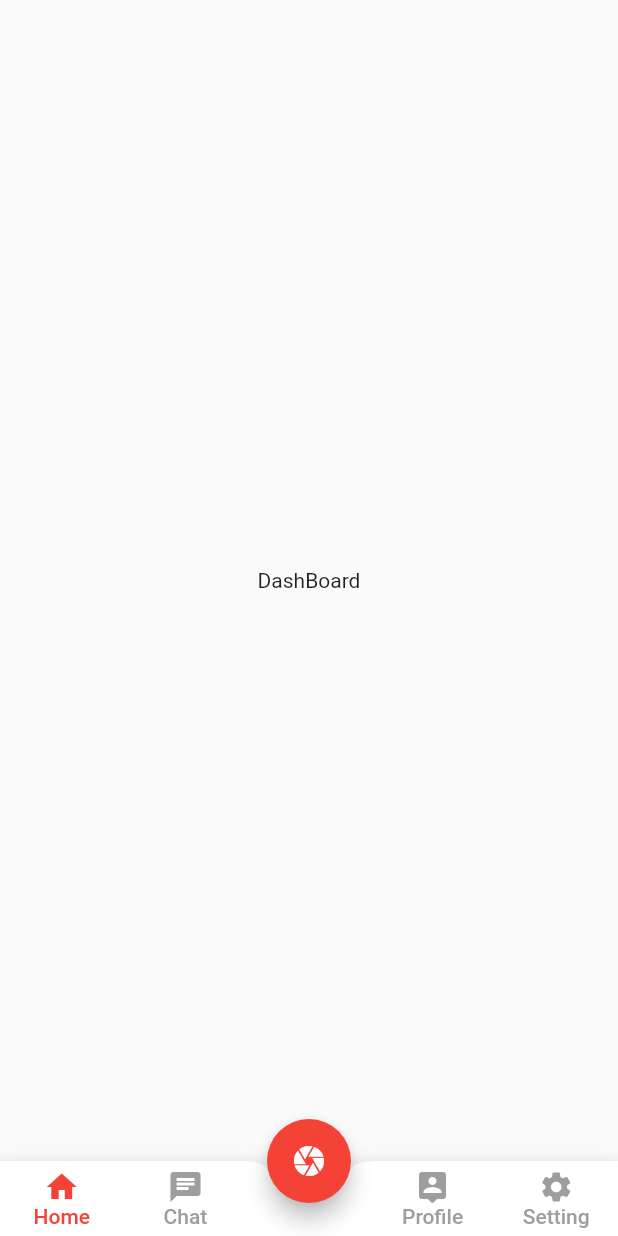
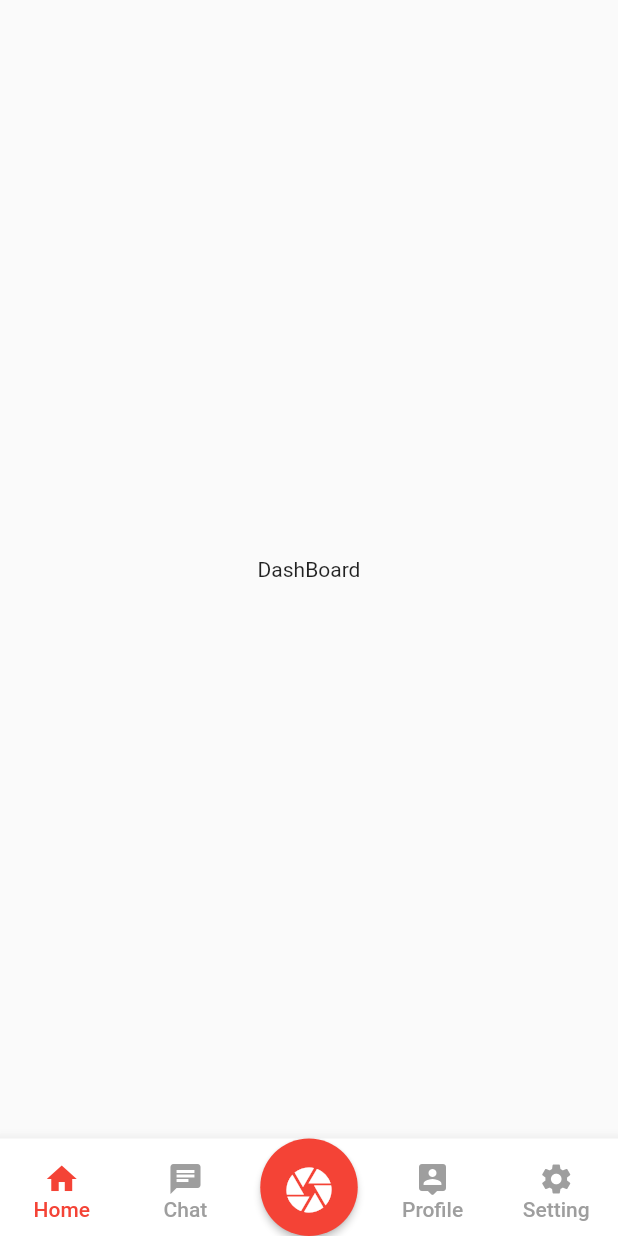
Before and after one commit to TusharSSurve/Flutter-Useful-Widgets-And-Plugins, a Flutter app: the screen it shows after launch, on a phone screen of 412 x 824 dp. Run offline on Flutter 3.47's test engine with Material 2 defaults, Android fonts, the phone set to English and light mode, and no system bars; our stand-ins replace flutter_speed_dial.

Commit message:
Updated main.dart

```diff
--- a/bottom_nav/lib/main.dart
+++ b/bottom_nav/lib/main.dart
@@ -40,22 +40,23 @@ class _HomeState extends State<Home> {
         child: currentScreen,
         bucket: bucket,
       ),
-      floatingActionButton: FloatingActionButton(
-        child: Icon(Icons.camera),
-        onPressed: () {},
-      ),
-      floatingActionButtonLocation: FloatingActionButtonLocation.centerDocked,
+      // floatingActionButton: FloatingActionButton(
+      //   child: Icon(Icons.camera),
+      //   onPressed: () {},
+      // ),
+      // floatingActionButtonLocation: FloatingActionButtonLocation.centerDocked,
       bottomNavigationBar: BottomAppBar(
         shape: CircularNotchedRectangle(),
-        notchMargin: 0,
+
+        // notchMargin: ,
         child: Container(
-          height: 50,
+          height: 65,
           child: Row(
-            mainAxisAlignment: MainAxisAlignment.spaceBetween,
             children: [
               Row(
                 children: [
                   MaterialButton(
+                    shape: StadiumBorder(),
                     minWidth: mediaquery / 5,
                     onPressed: () {
                       setState(() {
@@ -66,7 +67,7 @@ class _HomeState extends State<Home> {
                     child: Column(
                       children: [
                         SizedBox(
-                          height: 5,
+                          height: 15,
                         ),
                         Icon(Icons.home,
                             color: currentTab == 0 ? Colors.red : Colors.grey),
@@ -80,6 +81,7 @@ class _HomeState extends State<Home> {
                     ),
                   ),
                   MaterialButton(
+                    shape: StadiumBorder(),
                     minWidth: mediaquery / 5,
                     onPressed: () {
                       setState(() {
@@ -90,7 +92,7 @@ class _HomeState extends State<Home> {
                     child: Column(
                       children: [
                         SizedBox(
-                          height: 5,
+                          height: 15,
                         ),
                         Icon(Icons.chat,
                             color: currentTab == 1 ? Colors.red : Colors.grey),
@@ -105,9 +107,22 @@ class _HomeState extends State<Home> {
                   ),
                 ],
               ),
+              MaterialButton(
+                minWidth: mediaquery / 5,
+                onPressed: () {},
+                color: Colors.red,
+                textColor: Colors.white,
+                child: Icon(
+                  Icons.camera,
+                  size: 36,
+                ),
+                padding: EdgeInsets.all(16),
+                shape: CircleBorder(),
+              ),
               Row(
                 children: [
                   MaterialButton(
+                    shape: StadiumBorder(),
                     minWidth: mediaquery / 5,
                     onPressed: () {
                       setState(() {
@@ -118,7 +133,7 @@ class _HomeState extends State<Home> {
                     child: Column(
                       children: [
                         SizedBox(
-                          height: 5,
+                          height: 15,
                         ),
                         Icon(Icons.location_history_rounded,
                             color: currentTab == 2 ? Colors.red : Colors.grey),
@@ -132,6 +147,7 @@ class _HomeState extends State<Home> {
                     ),
                   ),
                   MaterialButton(
+                    shape: StadiumBorder(),
                     minWidth: mediaquery / 5,
                     onPressed: () {
                       setState(() {
@@ -142,7 +158,7 @@ class _HomeState extends State<Home> {
                     child: Column(
                       children: [
                         SizedBox(
-                          height: 5,
+                          height: 15,
                         ),
                         Icon(Icons.settings,
                             color: currentTab == 3 ? Colors.red : Colors.grey),
```
